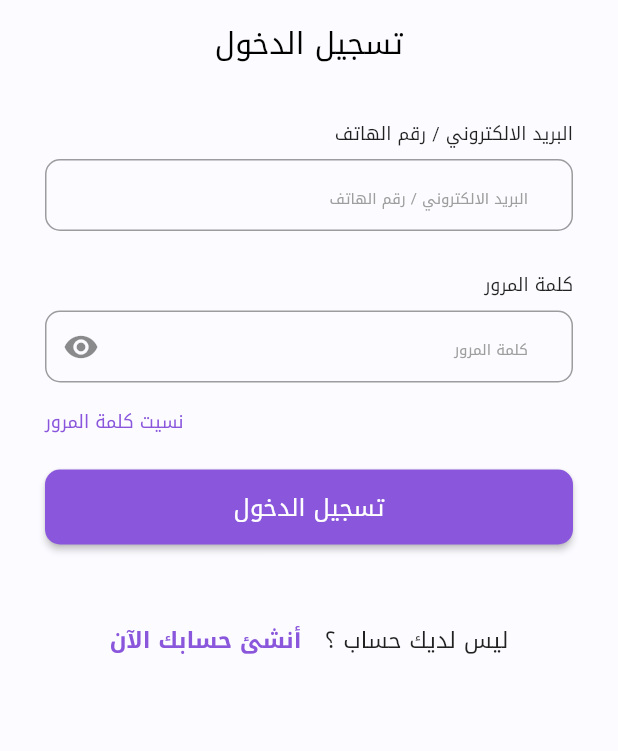
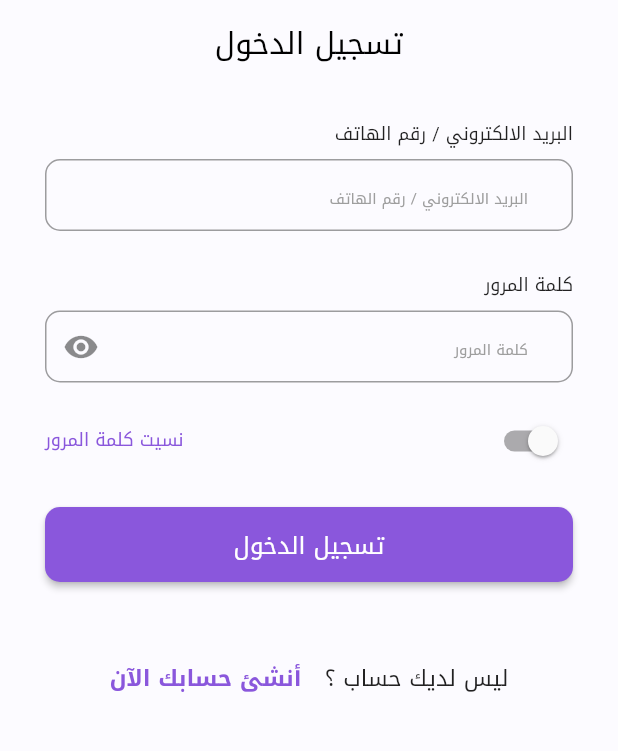
Before and after one commit to AhmadMAbuGhali/future_heroes_customer, a Flutter app: the screen it shows after launch, on a phone screen of 412 x 824 dp, the part 315-1066 px from its top. Run offline on Flutter 3.47's test engine with Material 2 defaults, Android fonts, the phone set to English and light mode, and no system bars; our stand-ins replace buttons_tabbar, expandable, flutter_screenutil, flutter_svg, get, image_picker and 2 more; project files that could hold a hidden picture were left out.

Commit message:
login remmber me

```diff
--- a/lib/main.dart
+++ b/lib/main.dart
@@ -1,6 +1,7 @@
 import 'package:flutter/material.dart';
 import 'package:flutter_localizations/flutter_localizations.dart';
 import 'package:flutter_screenutil/flutter_screenutil.dart';
+import 'package:future_heroes_customer/resources/color_manager.dart';
 
 import 'package:future_heroes_customer/routes/route_helper.dart';
 import 'package:get/get.dart';
@@ -35,7 +36,8 @@ class MyApp extends StatelessWidget {
         title: 'Flutter Demo',
         theme: ThemeData(
         fontFamily: 'DroidKufi',
-        primarySwatch: Colors.blue,
+      primaryColor: Color(0xFF8A57DC),
+
       ),
 
 
--- a/lib/pages/auth/login.dart
+++ b/lib/pages/auth/login.dart
@@ -1,14 +1,23 @@
 import 'package:flutter/material.dart';
+import 'package:flutter_svg/svg.dart';
+import 'package:future_heroes_customer/resources/assets_manager.dart';
 import 'package:future_heroes_customer/resources/color_manager.dart';
 import 'package:future_heroes_customer/widgets/CustomButtonPrimary.dart';
 import 'package:future_heroes_customer/widgets/CustomTextFormAuth.dart';
 import 'package:future_heroes_customer/widgets/CustomTextTitle.dart';
 import 'package:future_heroes_customer/widgets/LogoAuth.dart';
 import 'package:future_heroes_customer/widgets/textSignUp.dart';
+import 'package:get/get.dart';
 
-class Login extends StatelessWidget {
+class Login extends StatefulWidget {
   const Login({super.key});
 
+  @override
+  State<Login> createState() => _LoginState();
+}
+
+class _LoginState extends State<Login> {
+  bool remmberMe = false;
   @override
   Widget build(BuildContext context) {
     return Scaffold(
@@ -60,14 +69,29 @@ class Login extends StatelessWidget {
                 // labelText: 'كلمة المرور',
                 iconData: Icons.remove_red_eye,
               ),
-              const Text(
-                'نسيت كلمة المرور',
-                textAlign: TextAlign.end,
-                style: TextStyle(color: ColorManager.primary, fontSize: 12),
+              Row(
+                mainAxisAlignment: MainAxisAlignment.spaceBetween,
+                children: [
+                  Switch(value: remmberMe, onChanged: (bool){
+                    setState(() {
+
+                      remmberMe = bool;
+                    });
+                  },activeColor: ColorManager.primary,),
+
+                  const Text(
+                    'نسيت كلمة المرور',
+                    textAlign: TextAlign.end,
+                    style: TextStyle(color: ColorManager.primary, fontSize: 12),
+                  ),
+
+                ],
               ),
               CustomButtonPrimary(
                 text: 'تسجيل الدخول',
-                onpressed: () {},
+                onpressed: () {
+
+                },
               ),
               const SizedBox(
                 height: 50,
```
